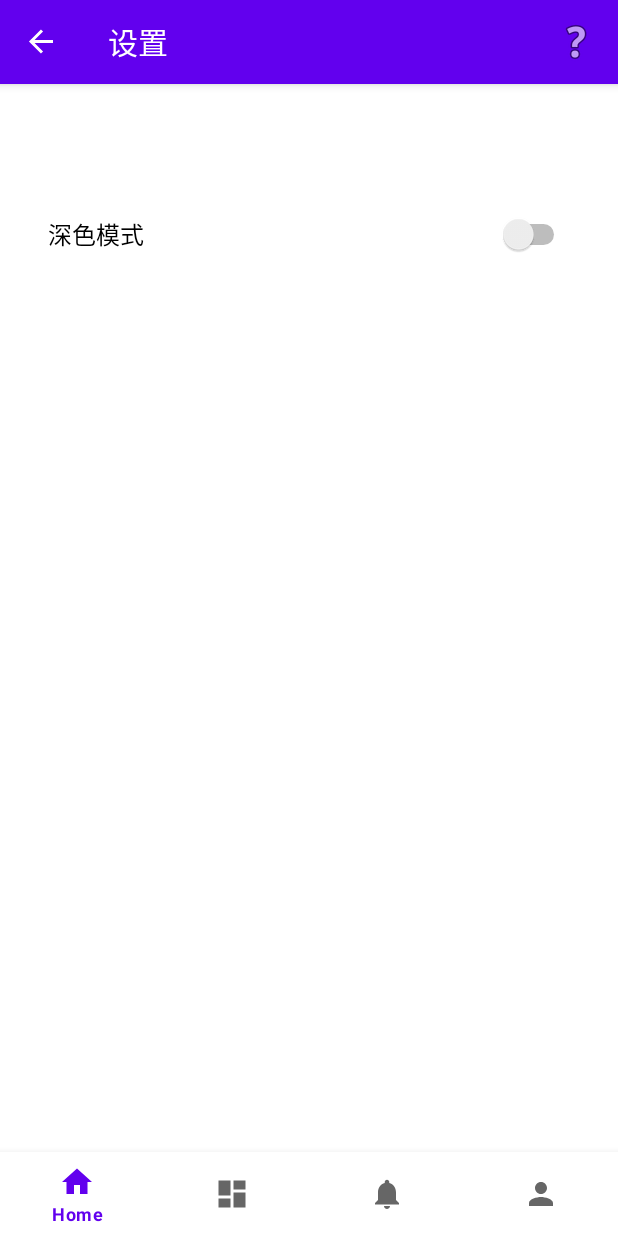
After one commit to tonygyf/onlineTeach, an Android app: the SettingsFragment screen opened through its navigation route, on a phone screen of 412 x 824 dp. The commit adds this screen. Run offline under Robolectric (Android 15) with nearby library versions, the phone set to English and light mode, and no system bars; our stand-ins replace navigation-ui.

Commit message:
增加设置中深色模式

```diff
--- a/app/src/main/java/com/example/onlineteach/ui/home/HomeFragment.java
+++ b/app/src/main/java/com/example/onlineteach/ui/home/HomeFragment.java
@@ -47,8 +47,10 @@ public class HomeFragment extends Fragment implements MenuAdapter.OnItemClickLis
         } else if (position == 4) { // 书架菜单项
             Navigation.findNavController(requireView())
                     .navigate(R.id.action_navigation_home_to_navigation_bookshelf);
+        } else if (position == 5) { // 设置菜单项
+            Navigation.findNavController(requireView())
+                    .navigate(R.id.action_navigation_home_to_navigation_settings);
         }
-        // 其他菜单项的点击处理可以在这里添加
     }
 
     @Override
--- /dev/null
+++ b/app/src/main/java/com/example/onlineteach/ui/settings/SettingsFragment.java
@@ -0,0 +1,62 @@
+package com.example.onlineteach.ui.settings;
+
+import android.os.Bundle;
+import android.view.LayoutInflater;
+import android.view.View;
+import android.view.ViewGroup;
+import android.widget.Switch;
+
+import androidx.annotation.NonNull;
+import androidx.appcompat.app.AppCompatActivity;
+import androidx.fragment.app.Fragment;
+import androidx.lifecycle.ViewModelProvider;
+
+import com.example.onlineteach.R;
+import com.example.onlineteach.databinding.FragmentSettingsBinding;
+
+public class SettingsFragment extends Fragment {
+
+    private FragmentSettingsBinding binding;
+    private SettingsViewModel settingsViewModel;
+
+    public View onCreateView(@NonNull LayoutInflater inflater,
+                            ViewGroup container, Bundle savedInstanceState) {
+        settingsViewModel = new ViewModelProvider(this).get(SettingsViewModel.class);
+
+        binding = FragmentSettingsBinding.inflate(inflater, container, false);
+        View root = binding.getRoot();
+
+        // 设置主题切换开关的初始状态和监听器
+        settingsViewModel.getIsDarkMode().observe(getViewLifecycleOwner(), isDarkMode -> {
+            binding.switchTheme.setChecked(isDarkMode);
+        });
+
+        binding.switchTheme.setOnCheckedChangeListener((buttonView, isChecked) -> {
+            settingsViewModel.setDarkMode(isChecked);
+        });
+
+        return root;
+    }
+
+    @Override
+    public void onDestroyView() {
+        super.onDestroyView();
+        binding = null;
+    }
+
+    @Override
+    public void onResume() {
+        super.onResume();
+        // 确保在恢复到此Fragment时，ActionBar显示正确的标题
+        if (getActivity() instanceof AppCompatActivity) {
+            AppCompatActivity activity = (AppCompatActivity) getActivity();
+            if (activity != null) {
+                androidx.appcompat.app.ActionBar actionBar = activity.getSupportActionBar();
+                if (actionBar != null) {
+                    actionBar.setTitle(R.string.title_settings);
+                    actionBar.show();
+                }
+            }
+        }
+    }
+}
--- /dev/null
+++ b/app/src/main/java/com/example/onlineteach/ui/settings/SettingsViewModel.java
@@ -0,0 +1,29 @@
+package com.example.onlineteach.ui.settings;
+
+import androidx.lifecycle.LiveData;
+import androidx.lifecycle.MutableLiveData;
+import androidx.lifecycle.ViewModel;
+import androidx.appcompat.app.AppCompatDelegate;
+
+public class SettingsViewModel extends ViewModel {
+    private final MutableLiveData<Boolean> isDarkMode;
+
+    public SettingsViewModel() {
+        isDarkMode = new MutableLiveData<>();
+        // 获取当前主题模式
+        boolean isDark = AppCompatDelegate.getDefaultNightMode() == AppCompatDelegate.MODE_NIGHT_YES;
+        isDarkMode.setValue(isDark);
+    }
+
+    public LiveData<Boolean> getIsDarkMode() {
+        return isDarkMode;
+    }
+
+    public void setDarkMode(boolean darkMode) {
+        isDarkMode.setValue(darkMode);
+        // 设置应用主题
+        AppCompatDelegate.setDefaultNightMode(
+            darkMode ? AppCompatDelegate.MODE_NIGHT_YES : AppCompatDelegate.MODE_NIGHT_NO
+        );
+    }
+}
--- /dev/null
+++ b/app/src/main/res/layout/fragment_settings.xml
@@ -0,0 +1,16 @@
+<?xml version="1.0" encoding="utf-8"?>
+<LinearLayout xmlns:android="http://schemas.android.com/apk/res/android"
+    android:layout_width="match_parent"
+    android:layout_height="match_parent"
+    android:orientation="vertical"
+    android:padding="16dp">
+
+    <Switch
+        android:id="@+id/switch_theme"
+        android:layout_width="match_parent"
+        android:layout_height="wrap_content"
+        android:text="@string/dark_mode"
+        android:textSize="16sp"
+        android:padding="16dp" />
+
+</LinearLayout>
--- a/app/src/main/res/navigation/mobile_navigation.xml
+++ b/app/src/main/res/navigation/mobile_navigation.xml
@@ -23,6 +23,9 @@
         <action
             android:id="@+id/action_navigation_home_to_navigation_group_list"
             app:destination="@id/navigation_group_list" />
+        <action
+            android:id="@+id/action_navigation_home_to_navigation_settings"
+            app:destination="@id/navigation_settings" />
     </fragment>
 
     <fragment
@@ -46,6 +49,12 @@
         android:name="com.example.onlineteach.ui.personalinfo.PersonalInfoFragment"
         android:label="@string/title_personal"
         tools:layout="@layout/fragment_personal_info" />
+
+    <fragment
+        android:id="@+id/navigation_settings"
+        android:name="com.example.onlineteach.ui.settings.SettingsFragment"
+        android:label="@string/title_settings"
+        tools:layout="@layout/fragment_settings" />
     <fragment
         android:id="@+id/navigation_course_list"
         android:name="com.example.onlineteach.ui.course.CourseListFragment"
--- a/app/src/main/res/values/strings.xml
+++ b/app/src/main/res/values/strings.xml
@@ -8,4 +8,6 @@
     <string name="title_bookshelf">我的书架</string>
     <string name="menu_item_icon_description">菜单项图标</string>
     <string name="navigate_arrow_description">导航箭头</string>
+    <string name="title_settings">设置</string>
+    <string name="dark_mode">深色模式</string>
 </resources>
```
